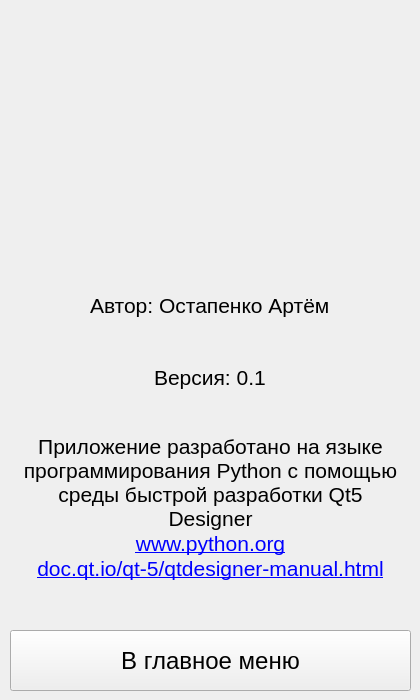
Qt form UIs/AboutProgramForm.ui (Krahjotdaan/LearningPoem) before a commit.
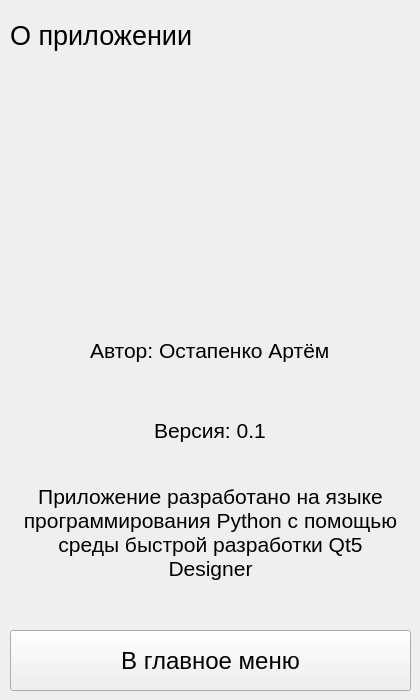
The same form after that commit.

What changed in the file:
```diff
--- a/UIs/AboutProgramForm.ui
+++ b/UIs/AboutProgramForm.ui
@@ -18,20 +18,28 @@
     <property name="geometry">
      <rect>
       <x>0</x>
-      <y>20</y>
+      <y>70</y>
       <width>421</width>
       <height>231</height>
      </rect>
     </property>
-    <layout class="QHBoxLayout" name="horizontalLayout"/>
+    <layout class="QHBoxLayout" name="horizontalLayout">
+     <item>
+      <widget class="QLabel" name="imageLabel">
+       <property name="text">
+        <string/>
+       </property>
+      </widget>
+     </item>
+    </layout>
    </widget>
    <widget class="QWidget" name="horizontalLayoutWidget_2">
     <property name="geometry">
      <rect>
       <x>10</x>
-      <y>280</y>
+      <y>320</y>
       <width>401</width>
-      <height>51</height>
+      <height>61</height>
      </rect>
     </property>
     <layout class="QHBoxLayout" name="horizontalLayout_2">
@@ -59,9 +67,9 @@
     <property name="geometry">
      <rect>
       <x>10</x>
-      <y>340</y>
+      <y>400</y>
       <width>401</width>
-      <height>74</height>
+      <height>61</height>
      </rect>
     </property>
     <layout class="QHBoxLayout" name="horizontalLayout_3">
@@ -89,9 +97,9 @@
     <property name="geometry">
      <rect>
       <x>10</x>
-      <y>430</y>
+      <y>480</y>
       <width>401</width>
-      <height>191</height>
+      <height>131</height>
      </rect>
     </property>
     <layout class="QHBoxLayout" name="horizontalLayout_4">
@@ -170,8 +178,7 @@
 p, li { white-space: pre-wrap; }
 &lt;/style&gt;&lt;/head&gt;&lt;body style=&quot; font-family:'Ubuntu'; font-size:11pt; font-weight:400; font-style:normal;&quot;&gt;
 &lt;p align=&quot;center&quot; style=&quot; margin-top:0px; margin-bottom:0px; margin-left:0px; margin-right:0px; -qt-block-indent:0; text-indent:0px;&quot;&gt;&lt;span style=&quot; font-size:16pt;&quot;&gt;Приложение разработано на языке программирования Python с помощью среды быстрой разработки Qt5 Designer&lt;/span&gt;&lt;/p&gt;
-&lt;p align=&quot;center&quot; style=&quot; margin-top:0px; margin-bottom:0px; margin-left:0px; margin-right:0px; -qt-block-indent:0; text-indent:0px;&quot;&gt;&lt;a href=&quot;https://www.python.org/&quot;&gt;&lt;span style=&quot; font-size:16pt; text-decoration: underline; color:#0000ff;&quot;&gt;www.python.org&lt;/span&gt;&lt;/a&gt;&lt;/p&gt;
-&lt;p align=&quot;center&quot; style=&quot; margin-top:0px; margin-bottom:0px; margin-left:0px; margin-right:0px; -qt-block-indent:0; text-indent:0px;&quot;&gt;&lt;a href=&quot;https://doc.qt.io/qt-5/qtdesigner-manual.html&quot;&gt;&lt;span style=&quot; font-size:16pt; text-decoration: underline; color:#0000ff;&quot;&gt;doc.qt.io/qt-5/qtdesigner-manual.html&lt;/span&gt;&lt;/a&gt;&lt;/p&gt;&lt;/body&gt;&lt;/html&gt;</string>
+&lt;p align=&quot;center&quot; style=&quot;-qt-paragraph-type:empty; margin-top:0px; margin-bottom:0px; margin-left:0px; margin-right:0px; -qt-block-indent:0; text-indent:0px;&quot;&gt;&lt;br /&gt;&lt;/p&gt;&lt;/body&gt;&lt;/html&gt;</string>
        </property>
       </widget>
      </item>
@@ -207,6 +214,30 @@
      </item>
     </layout>
    </widget>
+   <widget class="QWidget" name="horizontalLayoutWidget_6">
+    <property name="geometry">
+     <rect>
+      <x>10</x>
+      <y>10</y>
+      <width>401</width>
+      <height>51</height>
+     </rect>
+    </property>
+    <layout class="QHBoxLayout" name="horizontalLayout_6">
+     <item>
+      <widget class="QLabel" name="label_3">
+       <property name="font">
+        <font>
+         <pointsize>20</pointsize>
+        </font>
+       </property>
+       <property name="text">
+        <string>&lt;html&gt;&lt;head/&gt;&lt;body&gt;&lt;p&gt;&lt;span style=&quot; font-size:20pt;&quot;&gt;О приложении&lt;/span&gt;&lt;/p&gt;&lt;/body&gt;&lt;/html&gt;</string>
+       </property>
+      </widget>
+     </item>
+    </layout>
+   </widget>
   </widget>
  </widget>
  <resources/>
```
